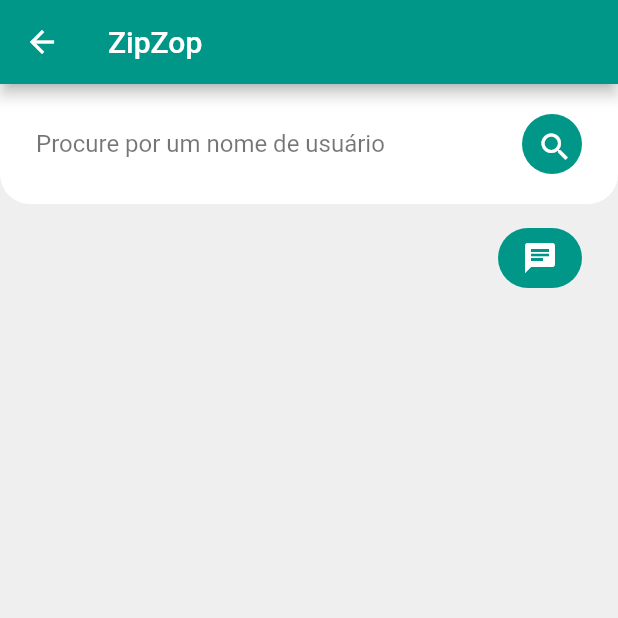
After one commit to arthurpbelato/zipzop, a Flutter app: the SearchPage screen opened directly, after a tap on the "search" icon, on a phone screen of 412 x 824 dp, the top half of it. The commit adds this screen. Run offline on Flutter 3.47's test engine with Material 2 defaults, Android fonts, the phone set to English and light mode, and no system bars; our stand-ins replace cloud_firestore, firebase_auth, firebase_core, shared_preferences; accounts and stored records are empty.

```diff
--- /dev/null
+++ b/lib/helper/constants.dart
@@ -0,0 +1,3 @@
+class Constants {
+  static String myName = '';
+}
--- /dev/null
+++ b/lib/helper/util.dart
@@ -0,0 +1,39 @@
+import 'package:shared_preferences/shared_preferences.dart';
+
+
+class Util{
+  static String sharedPreferencesUserLoggedInKey = "ISLOGGED";
+  static String sharedPreferencesUsernameKey = "USERNAME";
+  static String sharedPreferencesEmailKey = "EMAIL";
+
+  static Future<bool> saveUserLoggedInSharedPreference(bool isUserLoggedIn) async {
+    SharedPreferences prefs = await SharedPreferences.getInstance();
+    return await prefs.setBool(sharedPreferencesUserLoggedInKey, isUserLoggedIn);
+  }
+
+  static Future<bool> saveUsernameSharedPreference(String username) async {
+    SharedPreferences prefs = await SharedPreferences.getInstance();
+    return await prefs.setString(sharedPreferencesUsernameKey, username);
+  }
+
+  static Future<bool> saveEmailSharedPreference(String email) async {
+    SharedPreferences prefs = await SharedPreferences.getInstance();
+    return await prefs.setString(sharedPreferencesEmailKey, email);
+  }
+
+
+  static Future<bool?> getUserLoggedInSharedPreference() async {
+    SharedPreferences prefs = await SharedPreferences.getInstance();
+    return prefs.getBool(sharedPreferencesUserLoggedInKey);
+  }
+
+  static Future<String?> getUsernameSharedPreference() async {
+    SharedPreferences prefs = await SharedPreferences.getInstance();
+    return prefs.getString(sharedPreferencesUsernameKey);
+  }
+
+  static Future<String?> getEmailSharedPreference() async {
+    SharedPreferences prefs = await SharedPreferences.getInstance();
+    return prefs.getString(sharedPreferencesEmailKey);
+  }
+}
--- a/lib/main.dart
+++ b/lib/main.dart
@@ -1,7 +1,8 @@
+import 'package:firebase_core/firebase_core.dart';
 import 'package:flutter/material.dart';
-import 'package:zipzop/pages/singup_page.dart';
-
-import 'package:firebase_core/firebase_core.dart';
+import 'package:zipzop/helper/authenticate.dart';
+import 'package:zipzop/helper/util.dart';
+import 'package:zipzop/pages/chat_%20room_page.dart';
 
 Future<void> main() async {
   WidgetsFlutterBinding.ensureInitialized();
@@ -9,7 +10,16 @@
   runApp(MyApp());
 }
 
-class MyApp extends StatelessWidget {
+class MyApp extends StatefulWidget {
+
+
+  @override
+  _MyAppState createState() => _MyAppState();
+}
+
+class _MyAppState extends State<MyApp> {
+  bool userLoggedIn = false;
+
   @override
   Widget build(BuildContext context) {
     return MaterialApp(
@@ -19,7 +29,21 @@
         scaffoldBackgroundColor: Color(0xffEFEFEF),
         primarySwatch: Colors.teal,
       ),
-      home: SingUpPage(),
+      home: userLoggedIn ? ChatRoomPage() : Authenticate(),
     );
   }
+
+  @override
+  void initState() {
+    getLoggedInState();
+    super.initState();
+  }
+
+  getLoggedInState() async {
+    await Util.getUserLoggedInSharedPreference().then((value) {
+      setState(() {
+        userLoggedIn = value!;
+      });
+    });
+  }
 }
--- /dev/null
+++ b/lib/pages/search_page.dart
@@ -0,0 +1,175 @@
+import 'package:cloud_firestore/cloud_firestore.dart';
+import 'package:flutter/material.dart';
+import 'package:zipzop/helper/constants.dart';
+import 'package:zipzop/helper/util.dart';
+import 'package:zipzop/pages/conversation_page.dart';
+import 'package:zipzop/services/database_methods.dart';
+import 'package:zipzop/widgets/widget.dart';
+
+class SearchPage extends StatefulWidget {
+  const SearchPage({Key? key}) : super(key: key);
+
+  @override
+  _SearchPageState createState() => _SearchPageState();
+}
+
+class _SearchPageState extends State<SearchPage> {
+  TextEditingController searchController = new TextEditingController();
+  DatabaseMethods databaseMethods = new DatabaseMethods();
+  String? _myName = '';
+  QuerySnapshot? searchSnapshot;
+
+  createChatRoomAndStartConversation(BuildContext context, String username) {
+    if(username != Constants.myName){
+      List<String> users = [username, Constants.myName];
+
+      String chatroomId = getChatRoomId(username, Constants.myName);
+
+      Map<String, dynamic> chatRoomMap = {
+        'users': users,
+        'chatroomId': chatroomId
+      };
+
+      DatabaseMethods().addChatRoom(chatRoomMap, chatroomId);
+      Navigator.push(
+          context, MaterialPageRoute(builder: (context) => ConversationPage()));
+    }else{
+      print('Tentando conversar sozinho? Quanta solidão');
+    }
+  }
+
+  Widget searchTile(String username, String email) {
+    return Container(
+      padding: EdgeInsets.symmetric(horizontal: 24, vertical: 16),
+      child: Row(
+        children: [
+          Column(
+            crossAxisAlignment: CrossAxisAlignment.start,
+            children: [
+              Text(
+                username,
+                style: mediumTextStyle(),
+              ),
+              Text(
+                email,
+                style: mediumTextStyle(),
+              )
+            ],
+          ),
+          Spacer(),
+          GestureDetector(
+            onTap:() => createChatRoomAndStartConversation(
+                context, searchController.text),
+            child: Container(
+              decoration: BoxDecoration(
+                  color: Colors.teal,
+                  borderRadius: BorderRadius.circular(30.0)),
+              padding: EdgeInsets.symmetric(horizontal: 16, vertical: 8),
+              child: Icon(
+                Icons.chat,
+                color: Colors.white,
+              ),
+            ),
+          )
+        ],
+      ),
+    );
+  }
+
+  Widget _searchList() {
+    return searchSnapshot != null
+        ? ListView.builder(
+            scrollDirection: Axis.vertical,
+            shrinkWrap: true,
+            itemCount: searchSnapshot!.docs.length,
+            itemBuilder: (context, index) {
+              return searchTile(
+                searchSnapshot!.docs[index]['username'],
+                searchSnapshot!.docs[index]['email'],
+              );
+            })
+        : Container();
+  }
+
+  getUserInfo() async{
+     _myName = await Util.getUsernameSharedPreference();
+     setState(() {
+
+     });
+  }
+
+  @override
+  void initState() {
+    getUserInfo();
+    super.initState();
+  }
+
+  _searchUsers() {
+    databaseMethods.getUserByUsername(searchController.text).then((value) {
+      setState(() {
+        searchSnapshot = value;
+      });
+    });
+  }
+
+  @override
+  Widget build(BuildContext context) {
+    return Scaffold(
+      appBar: appBarMain(context),
+      body: Container(
+        child: Column(
+          children: [
+            Container(
+              decoration: BoxDecoration(
+                color: Colors.white,
+                borderRadius: BorderRadius.only(
+                  bottomLeft: Radius.circular(20.0),
+                  bottomRight: Radius.circular(20.0),
+                ),
+              ),
+              padding: EdgeInsets.symmetric(vertical: 16, horizontal: 24),
+              child: Row(
+                children: [
+                  Expanded(
+                    child: TextField(
+                      controller: searchController,
+                      decoration: InputDecoration(
+                        hintText: 'Procure por um nome de usuário',
+                        hintStyle: TextStyle(color: Colors.black54),
+                        border: InputBorder.none,
+                      ),
+                    ),
+                  ),
+                  GestureDetector(
+                    onTap: () => _searchUsers(),
+                    child: Container(
+                      height: 40,
+                      width: 40,
+                      decoration: BoxDecoration(
+                        color: Colors.teal,
+                        borderRadius: BorderRadius.circular(40.0),
+                      ),
+                      padding: EdgeInsets.all(10),
+                      child: Icon(
+                        Icons.search,
+                        color: Colors.white,
+                      ),
+                    ),
+                  ),
+                ],
+              ),
+            ),
+            _searchList(),
+          ],
+        ),
+      ),
+    );
+  }
+}
+
+getChatRoomId(String a, String b) {
+  if (a.substring(0, 1).codeUnitAt(0) > b.substring(0, 1).codeUnitAt(0)) {
+    return '$b\_$a';
+  }
+  return '$a\_$b';
+}
--- /dev/null
+++ b/lib/services/database_methods.dart
@@ -0,0 +1,37 @@
+import 'package:cloud_firestore/cloud_firestore.dart';
+
+class DatabaseMethods {
+  Future getUserByUsername(String username) async {
+    return await FirebaseFirestore.instance
+        .collection('user')
+        .where('username', isEqualTo: username)
+        .get();
+  }
+
+  Future getUserByEmail(String email) async {
+    return await FirebaseFirestore.instance
+        .collection('user')
+        .where('email', isEqualTo: email)
+        .get();
+  }
+
+  uploadUserInfo(Map<String, String> userMap) {
+    FirebaseFirestore.instance
+        .collection('user')
+        .add(userMap)
+        .catchError((onError) {
+      print(onError);
+    });
+  }
+
+  Future<bool>? addChatRoom(chatRoom, chatRoomId) {
+    FirebaseFirestore.instance
+        .collection("chatRoom")
+        .doc(chatRoomId)
+        .set(chatRoom)
+        .catchError((e) {
+      print(e);
+    });
+  }
+
+}
--- a/pubspec.yaml
+++ b/pubspec.yaml
@@ -30,6 +30,7 @@
   cupertino_icons: ^1.0.2
   firebase_auth: ^3.2.0
   cloud_firestore: ^3.1.0
+  shared_preferences: ^2.0.7
 
 dev_dependencies:
   flutter_test:
```
Also changed, not shown: lib/helper/authenticate.dart (added, +25 -0 lines), lib/pages/chat_ room_page.dart (+61 -0 lines), lib/pages/conversation_page.dart (+15 -0 lines), lib/pages/singin_page.dart (+81 -5 lines), lib/pages/singup_page.dart (+35 -8 lines), pubspec.lock, 1 other file.
